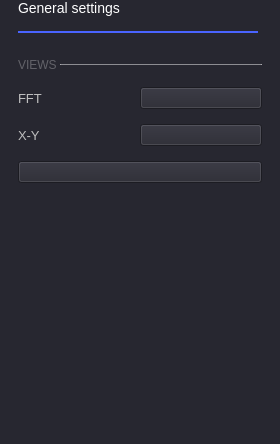
Above: ui/osc_general_settings.ui from analogdevicesinc/scopy before the change. Below: the same form after it.
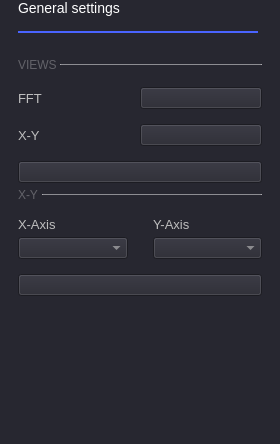
That is the form after the change. Custom widgets are drawn as their Qt base class.

Commit message: Oscilloscope: Move all the X-Y settings in the right side menu instead of having them on the plot.

Diff of the .ui file:
```diff
--- a/ui/osc_general_settings.ui
+++ b/ui/osc_general_settings.ui
@@ -234,7 +234,147 @@
       </widget>
      </item>
      <item>
-      <layout class="QVBoxLayout" name="export_2"/>
+      <layout class="QVBoxLayout" name="export_2">
+       <property name="topMargin">
+        <number>0</number>
+       </property>
+      </layout>
+     </item>
+     <item>
+      <widget class="QWidget" name="xySettings" native="true">
+       <property name="minimumSize">
+        <size>
+         <width>0</width>
+         <height>0</height>
+        </size>
+       </property>
+       <layout class="QVBoxLayout" name="verticalLayout_3">
+        <property name="spacing">
+         <number>15</number>
+        </property>
+        <property name="leftMargin">
+         <number>0</number>
+        </property>
+        <property name="topMargin">
+         <number>5</number>
+        </property>
+        <property name="rightMargin">
+         <number>0</number>
+        </property>
+        <property name="bottomMargin">
+         <number>20</number>
+        </property>
+        <item>
+         <layout class="QHBoxLayout" name="horizontalLayout">
+          <property name="spacing">
+           <number>0</number>
+          </property>
+          <property name="topMargin">
+           <number>0</number>
+          </property>
+          <item>
+           <widget class="QLabel" name="label_5">
+            <property name="sizePolicy">
+             <sizepolicy hsizetype="Fixed" vsizetype="Fixed">
+              <horstretch>0</horstretch>
+              <verstretch>0</verstretch>
+             </sizepolicy>
+            </property>
+            <property name="styleSheet">
+             <string notr="true">QLabel {
+		font-size: 12px;
+		color: rgba(255, 255, 255, 70);
+	}</string>
+            </property>
+            <property name="text">
+             <string>X-Y </string>
+            </property>
+           </widget>
+          </item>
+          <item>
+           <widget class="Line" name="line_3">
+            <property name="minimumSize">
+             <size>
+              <width>0</width>
+              <height>1</height>
+             </size>
+            </property>
+            <property name="maximumSize">
+             <size>
+              <width>16777215</width>
+              <height>1</height>
+             </size>
+            </property>
+            <property name="styleSheet">
+             <string notr="true">border: 1px solid rgba(255, 255, 255, 70);</string>
+            </property>
+            <property name="orientation">
+             <enum>Qt::Horizontal</enum>
+            </property>
+           </widget>
+          </item>
+         </layout>
+        </item>
+        <item>
+         <layout class="QGridLayout" name="gridLayout_5">
+          <property name="topMargin">
+           <number>0</number>
+          </property>
+          <property name="horizontalSpacing">
+           <number>25</number>
+          </property>
+          <property name="verticalSpacing">
+           <number>5</number>
+          </property>
+          <item row="0" column="1">
+           <widget class="QLabel" name="label_6">
+            <property name="styleSheet">
+             <string notr="true">font-size: 13px;</string>
+            </property>
+            <property name="text">
+             <string>Y-Axis</string>
+            </property>
+           </widget>
+          </item>
+          <item row="1" column="0">
+           <widget class="QComboBox" name="cmb_x_channel"/>
+          </item>
+          <item row="0" column="0">
+           <widget class="QLabel" name="label_7">
+            <property name="styleSheet">
+             <string notr="true">font-size: 13px;</string>
+            </property>
+            <property name="text">
+             <string>X-Axis</string>
+            </property>
+           </widget>
+          </item>
+          <item row="1" column="1">
+           <widget class="QComboBox" name="cmb_y_channel"/>
+          </item>
+         </layout>
+        </item>
+        <item>
+         <widget class="adiscope::CustomSwitch" name="xyPlotLineType">
+          <property name="text">
+           <string/>
+          </property>
+          <property name="checkable">
+           <bool>true</bool>
+          </property>
+          <property name="bigBtn" stdset="0">
+           <bool>true</bool>
+          </property>
+          <property name="leftText" stdset="0">
+           <string>Dots</string>
+          </property>
+          <property name="rightText" stdset="0">
+           <string>Lines</string>
+          </property>
+         </widget>
+        </item>
+       </layout>
+      </widget>
      </item>
      <item>
       <spacer name="verticalSpacer_2">
```
The commit also changes 3 other files.
